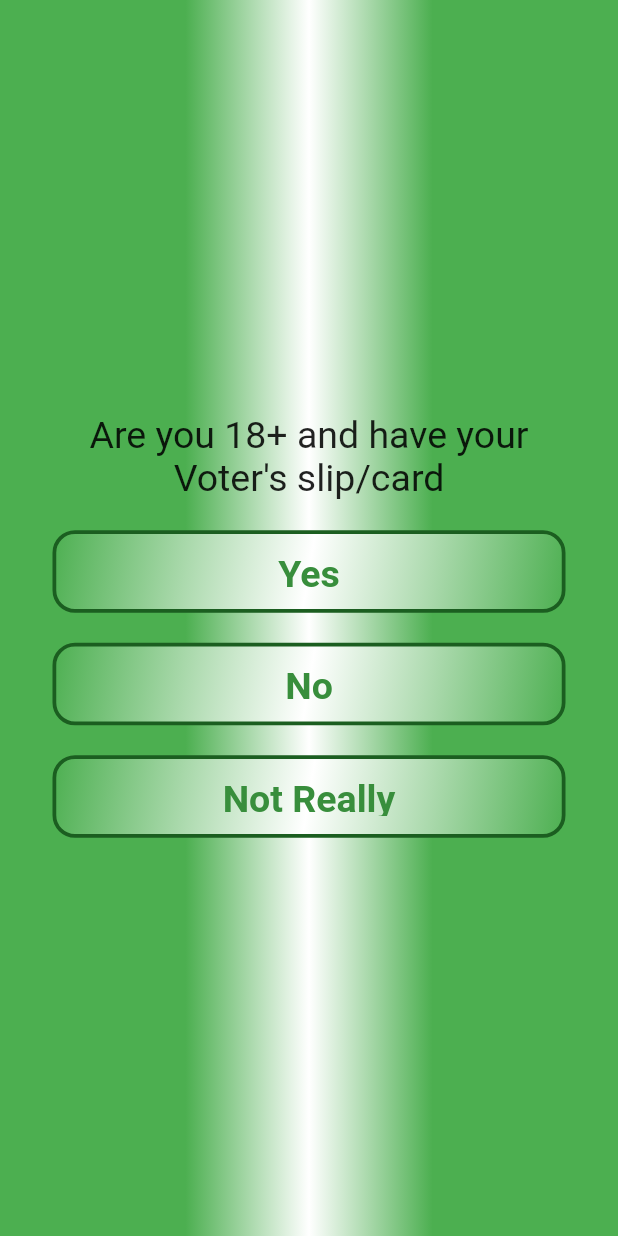
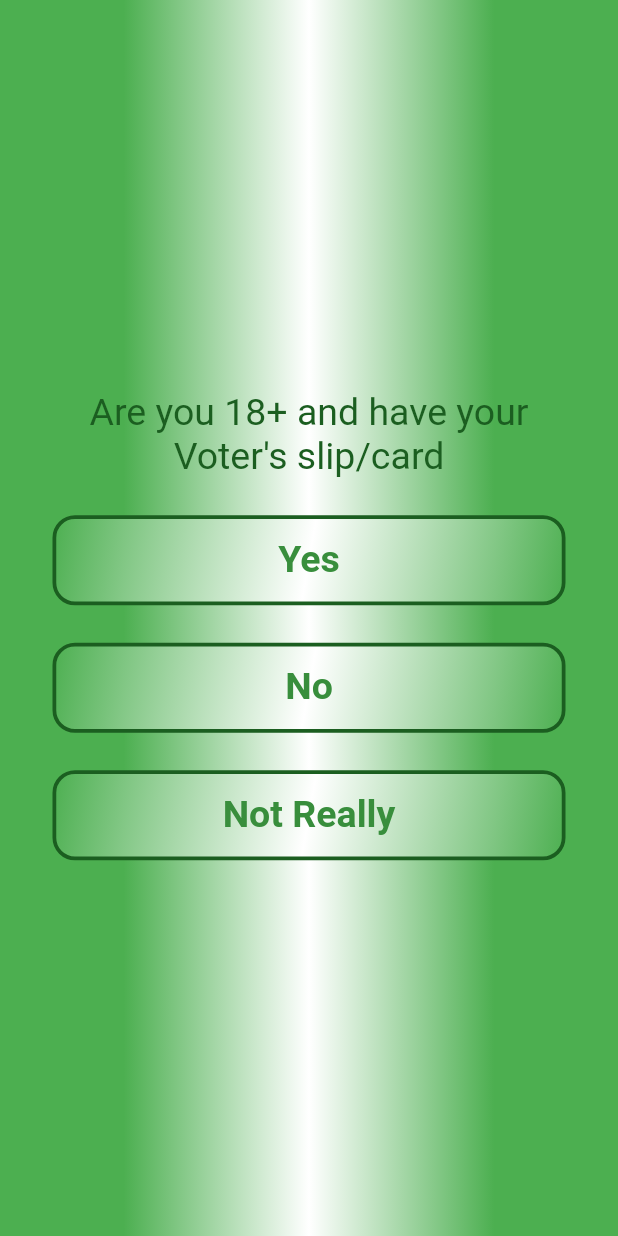
Before and after one commit to bukky-eo/nigerians_vote, a Flutter app: the screen it shows after launch, after a tap on "Get started", on a phone screen of 412 x 824 dp. Run offline on Flutter 3.47's test engine with Material 2 defaults, Android fonts, the phone set to English and light mode, and no system bars.

Commit message:
conditional statements made

```diff
--- a/lib/choices.dart
+++ b/lib/choices.dart
@@ -21,16 +21,8 @@ class _ChoicesState extends State<Choices> {
       width: screenWidth,
       decoration: const BoxDecoration(
         gradient: LinearGradient(
-          colors: [
-            Colors.green,
-            Colors.white,
-            Colors.green,
-          ],
-          stops: [
-            0.3,
-            0.5,
-            0.7,
-          ],
+          colors: [Colors.green, Colors.white, Colors.green],
+          stops: [0.2, 0.5, 0.8],
         ),
       ),
       child: Scaffold(
@@ -44,16 +36,17 @@ class _ChoicesState extends State<Choices> {
               Center(
                 child: Text(
                   voteBrain.getStory(),
-                  style: TextStyle(
-                    fontSize: 25.0,
-                  ),
+                  style:
+                      TextStyle(fontSize: 25.0, color: Colors.green.shade900),
                   textAlign: TextAlign.center,
                 ),
               ),
               SizedBox(
-                height: 20.0,
+                height: 25.0,
               ),
-              SubmitButtons(
+              Visibility(
+                // visible: voteBrain.buttonShouldBeVisible(),
+                child: SubmitButtons(
                   onTap: () {
                     setState(() {
                       voteBrain.nextStory(1);
@@ -61,10 +54,13 @@ class _ChoicesState extends State<Choices> {
                   },
                   text: voteBrain.getChoice1(),
                 ),
+              ),
               SizedBox(
-                height: 20.0,
+                height: 25.0,
               ),
-              SubmitButtons(
+              Visibility(
+                // visible: voteBrain.buttonShouldBeVisible(),
+                child: SubmitButtons(
                   onTap: () {
                     setState(() {
                       voteBrain.nextStory(2);
@@ -72,16 +68,20 @@ class _ChoicesState extends State<Choices> {
                   },
                   text: voteBrain.getChoice2(),
                 ),
+              ),
               SizedBox(
-                height: 20.0,
+                height: 25.0,
               ),
-              SubmitButtons(
+              Visibility(
+                // visible: voteBrain.buttonShouldBeVisible(),
+                child: SubmitButtons(
                   onTap: () {
                     setState(() {
                       voteBrain.nextStory(3);
                     });
                   },
                   text: voteBrain.getChoice3(),
+                ),
               ),
             ],
           ),
--- a/lib/homepage.dart
+++ b/lib/homepage.dart
@@ -28,9 +28,9 @@ class _HomePageState extends State<HomePage> {
             Colors.green,
           ],
           stops: [
-            0.3,
+            0.2,
             0.5,
-            0.7,
+            0.8,
           ],
         ),
       ),
--- a/lib/widgets.dart
+++ b/lib/widgets.dart
@@ -13,7 +13,7 @@ class SubmitButtons extends StatelessWidget {
       child: Container(
         padding: EdgeInsets.all(12),
         width: double.infinity,
-        height: 55,
+        height: 60,
         decoration: BoxDecoration(
             gradient: const LinearGradient(
                 begin: Alignment.bottomRight,
```
Also changed, not shown: lib/vote_brain.dart (+24 -3 lines). Lines whose indentation alone changed are shown as unchanged.
